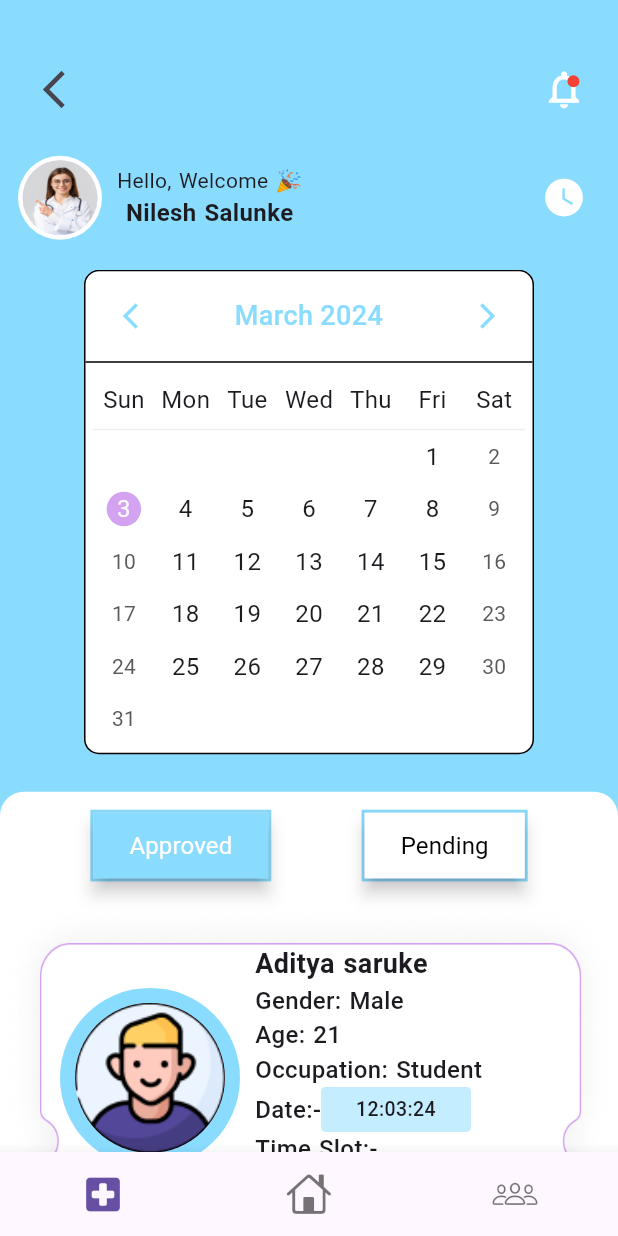
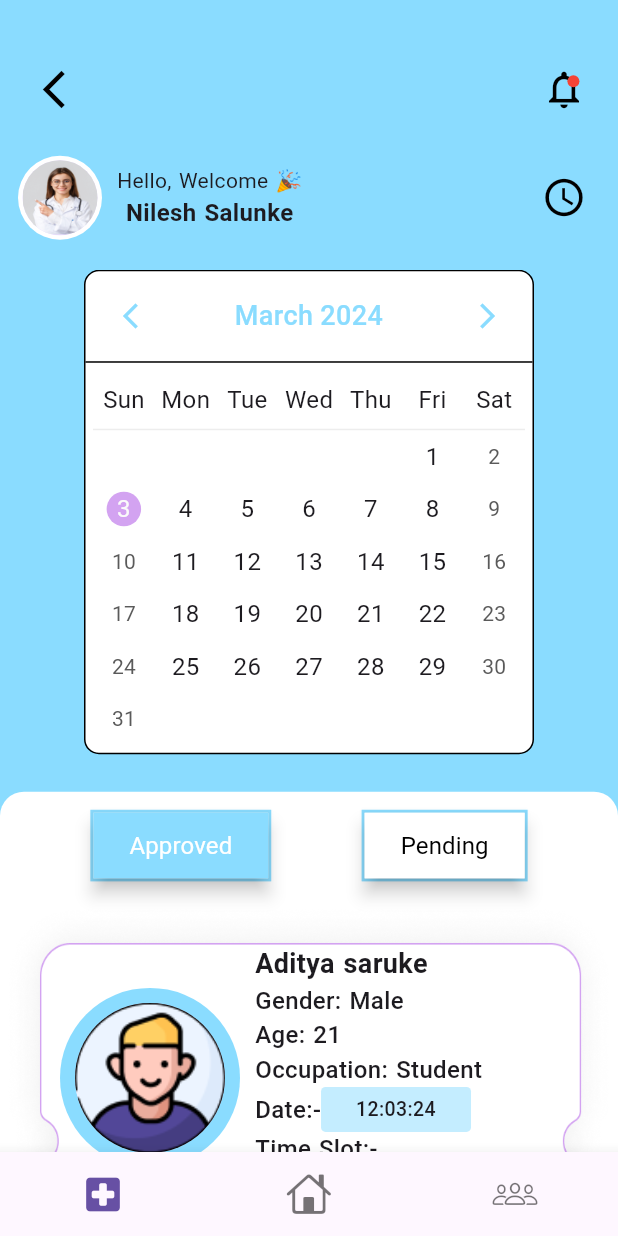
Before and after one commit to AdityaKukreti/Psycove, a Flutter app: the ApprovedPage screen opened by its route, on a phone screen of 412 x 824 dp. Run offline on Flutter 3.47's test engine with Material 3 defaults, Android fonts, the phone set to English and light mode, and no system bars; drawn by our look-alikes of table_calendar; our stand-ins replace audioplayers, dio, firebase_core, firebase_messaging, fl_chart, flutter_form_builder and 8 more; missing offline and left inert: custom_clippers, gif; accounts and stored records are empty; Roboto replaces fonts that are missing (Helvetica); project files that could hold a hidden picture were left out.

Commit message:
change icon color

```diff
--- a/lib/Psychologist/Psychologist_penal/ClientPages/ApprovedPage.dart
+++ b/lib/Psychologist/Psychologist_penal/ClientPages/ApprovedPage.dart
@@ -72,6 +72,7 @@ class _ApprovedPageState extends State<ApprovedPage> {
                     IconButton(
                       icon: const Icon(
                         Icons.arrow_back_ios_new_outlined,
+                        color: Colors.black,
                         size: 30,
                       ),
                       onPressed: () {
@@ -95,7 +96,7 @@ class _ApprovedPageState extends State<ApprovedPage> {
                           icon: const Icon(
                             Icons.notifications_outlined,
                             size: 30,
-                            color: Colors.white,
+                            color: Colors.black,
                           ),
                         ),
                         Positioned(
@@ -158,9 +159,9 @@ class _ApprovedPageState extends State<ApprovedPage> {
 
                       },
                       icon: const Icon(
-                        Icons.watch_later,
+                        Icons.watch_later_outlined,
                         size: 30,
-                        color: Colors.white,
+                        color: Colors.black,
                       ),
                     ),
                   ],
--- a/lib/Psychologist/Psychologist_penal/Psycholigist_functions/Psy_Appointment_list.dart
+++ b/lib/Psychologist/Psychologist_penal/Psycholigist_functions/Psy_Appointment_list.dart
@@ -105,7 +105,7 @@ class _PsyAppointmentListState extends State<PsyAppointmentList> {
                             icon: const Icon(
                               Icons.notifications_outlined,
                               size: 30,
-                              color: Colors.white,
+                              color: Colors.black,
                             ),
                           ),
                           Positioned(
```
